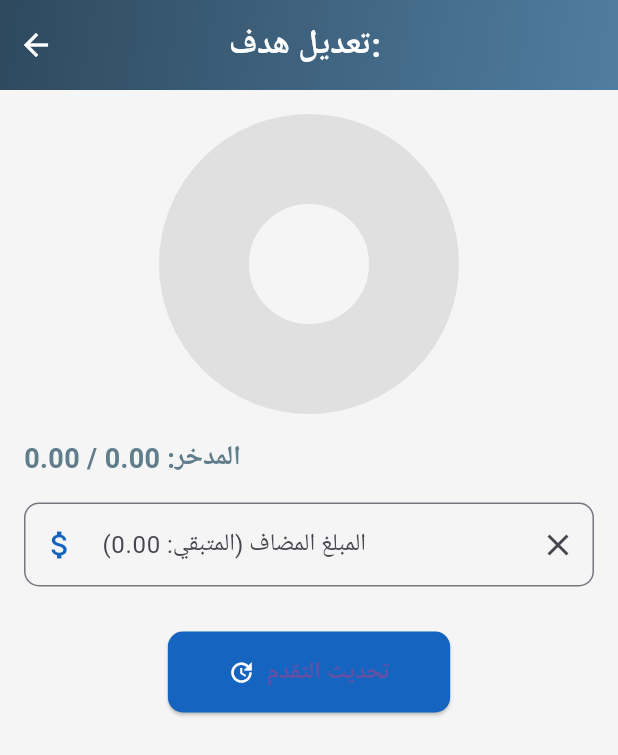
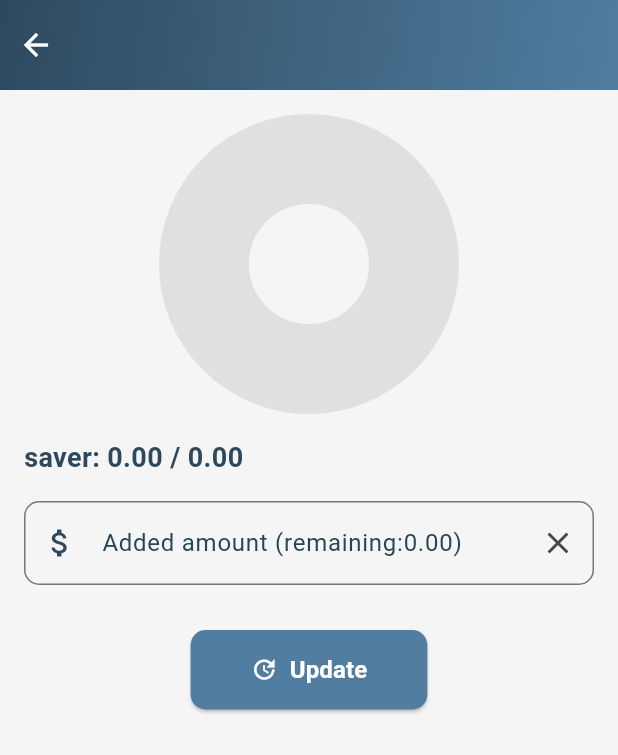
Before and after one commit to Expen-scope/exs-app, a Flutter app: the EditGoalScreen screen opened directly with empty values, on a phone screen of 412 x 824 dp. Shown: the top 755 px of the screen. Run offline on Flutter 3.47's test engine with Material 3 defaults, Android fonts, the phone set to English and light mode, and no system bars; drawn by our look-alikes of fl_chart; our stand-ins replace dio, firebase_auth, flutter_local_notifications, get, image_picker, shared_preferences; missing offline and left inert: googleapis; accounts and stored records are empty; network calls fail.

Commit message:
finish (edit , show , add )page

```diff
--- a/lib/const/AppBarC.dart
+++ b/lib/const/AppBarC.dart
@@ -3,7 +3,6 @@ import 'package:flutter/material.dart';
 class Appbarofpage extends StatelessWidget implements PreferredSizeWidget {
   final String TextPage;
 
-  /// 🔹 إضافة `super.key`
   const Appbarofpage({super.key, required this.TextPage});
 
   @override
@@ -19,7 +18,6 @@ class Appbarofpage extends StatelessWidget implements PreferredSizeWidget {
       child: SafeArea(
         child: Stack(
           children: [
-            /// 🔙 زر الرجوع
             Align(
               alignment: Alignment.centerLeft,
               child: IconButton(
@@ -30,7 +28,6 @@ class Appbarofpage extends StatelessWidget implements PreferredSizeWidget {
               ),
             ),
 
-            /// 🏆 العنوان في المنتصف
             Align(
               alignment: Alignment.center,
               child: Text(
@@ -48,7 +45,6 @@ class Appbarofpage extends StatelessWidget implements PreferredSizeWidget {
     );
   }
 
-  /// 🔥 هذا يجعل الكود يعمل بدون أخطاء
   @override
   Size get preferredSize => const Size.fromHeight(60.0);
 }
--- a/lib/view/EditGoalScreen.dart
+++ b/lib/view/EditGoalScreen.dart
@@ -52,7 +52,7 @@ class _EditGoalScreenState extends State<EditGoalScreen> {
       final enteredAmount = double.tryParse(_amountController.text) ?? 0.0;
 
       if (enteredAmount <= 0) {
-        Get.snackbar("خطأ", "الرجاء إدخال مبلغ صحيح أكبر من الصفر");
+        Get.snackbar("Error", "Please enter an integer greater than zero");
         return;
       }
 
@@ -60,7 +60,8 @@ class _EditGoalScreenState extends State<EditGoalScreen> {
       final remaining = widget.goal.price! - widget.goal.collectedmoney!;
 
       if (newTotal > widget.goal.price!) {
-        Get.snackbar("خطأ", "المبلغ المدخل يتجاوز المتبقي ($remaining)");
+        Get.snackbar("Error",
+            "The entered amount exceeds the remaining amount ($remaining)");
         return;
       }
 
@@ -72,14 +73,14 @@ class _EditGoalScreenState extends State<EditGoalScreen> {
       if (success) {
         _amountController.clear();
         if (newTotal >= widget.goal.price!) {
-          await _showNotification(
-              "هدف مكتمل!", "تهانينا! لقد حققت هدف ${widget.goal.name}");
+          await _showNotification("Goal Completed!",
+              "Congratulations! You have achieved your goal!${widget.goal.name}");
         }
         Get.back();
         Get.until((route) => Get.currentRoute == '/Goals');
       }
     } catch (e) {
-      Get.snackbar("خطأ التحديث", "فشل في تحديث الهدف: ${e.toString()}");
+      Get.snackbar("Update Error", "Failed to update target: ${e.toString()}");
     }
   }
 
@@ -91,7 +92,7 @@ class _EditGoalScreenState extends State<EditGoalScreen> {
     final remainingAmount = totalAmount - savedAmount;
 
     return Scaffold(
-      appBar: Appbarofpage(TextPage: "تعديل هدف: ${widget.goal.name}"),
+      appBar: Appbarofpage(TextPage: " ${widget.goal.name}"),
       body: SingleChildScrollView(
         padding: const EdgeInsets.all(16.0),
         child: Column(
@@ -115,7 +116,7 @@ class _EditGoalScreenState extends State<EditGoalScreen> {
           sections: [
             PieChartSectionData(
               value: progress * 100,
-              color: Colors.blue,
+              color: Color(0xFF507da0),
               title: "${(progress * 100).toStringAsFixed(1)}%",
               radius: 60,
               titleStyle: const TextStyle(
@@ -139,9 +140,11 @@ class _EditGoalScreenState extends State<EditGoalScreen> {
     return Padding(
       padding: const EdgeInsets.symmetric(vertical: 16.0),
       child: Text(
-        "المدخر: ${saved.toStringAsFixed(2)} / ${total.toStringAsFixed(2)}",
+        "saver: ${saved.toStringAsFixed(2)} / ${total.toStringAsFixed(2)}",
         style: const TextStyle(
-            fontSize: 18, fontWeight: FontWeight.bold, color: Colors.blueGrey),
+            fontSize: 18,
+            fontWeight: FontWeight.bold,
+            color: Color(0xFF2e495e)),
       ),
     );
   }
@@ -150,14 +153,19 @@ class _EditGoalScreenState extends State<EditGoalScreen> {
     return TextFormField(
       controller: _amountController,
       decoration: InputDecoration(
-        labelText: "المبلغ المضاف (المتبقي: ${remaining.toStringAsFixed(2)})",
+        labelText: "Added amount (remaining:${remaining.toStringAsFixed(2)})",
+        labelStyle: TextStyle(color: Color(0xFF264653), fontSize: 16),
         border: OutlineInputBorder(
             borderRadius: BorderRadius.circular(10),
-            borderSide: const BorderSide(color: Colors.blue)),
-        prefixIcon: Icon(Icons.attach_money, color: Colors.blue[800]),
+            borderSide: const BorderSide(color: Color(0xFF2e495e))),
+        prefixIcon: Icon(Icons.attach_money, color: Color(0xFF2e495e)),
         suffixIcon: IconButton(
           icon: const Icon(Icons.clear),
           onPressed: () => _amountController.clear(),
+        ),
+        focusedBorder: OutlineInputBorder(
+          borderRadius: BorderRadius.circular(12),
+          borderSide: BorderSide(color: Color(0xFF264653), width: 2),
         ),
       ),
       keyboardType: TextInputType.numberWithOptions(decimal: true),
@@ -174,11 +182,12 @@ class _EditGoalScreenState extends State<EditGoalScreen> {
           onPressed: _handleGoalUpdate,
           icon: const Icon(Icons.update, color: Colors.white),
           label: const Text(
-            "تحديث التقدم",
-            style: TextStyle(fontSize: 16, fontWeight: FontWeight.bold),
+            "Update",
+            style: TextStyle(
+                fontSize: 16, fontWeight: FontWeight.bold, color: Colors.white),
           ),
           style: ElevatedButton.styleFrom(
-            backgroundColor: Colors.blue[800],
+            backgroundColor: Color(0xFF507da0),
             padding: const EdgeInsets.symmetric(horizontal: 40, vertical: 15),
             shape:
                 RoundedRectangleBorder(borderRadius: BorderRadius.circular(10)),
```
Also changed, not shown: lib/view/AddGoalScreen.dart (+105 -32 lines).
